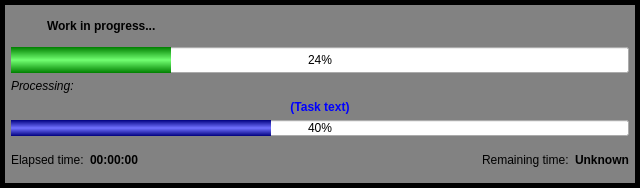
Before: the Qt Designer form python/resources/ui/ProgressDialog.ui in introlab/OpenIMU, drawn with Qt 5.
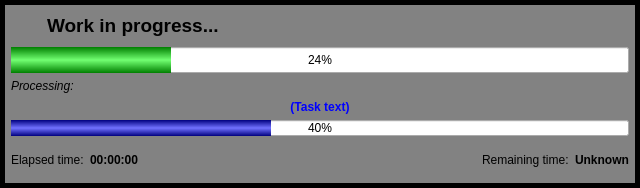
After: the same form once the commit is applied. Icons and pictures are not drawn.

```diff
--- a/python/resources/ui/ProgressDialog.ui
+++ b/python/resources/ui/ProgressDialog.ui
@@ -81,6 +81,7 @@
        </property>
        <property name="font">
         <font>
+         <pointsize>14</pointsize>
          <bold>true</bold>
         </font>
        </property>
```
